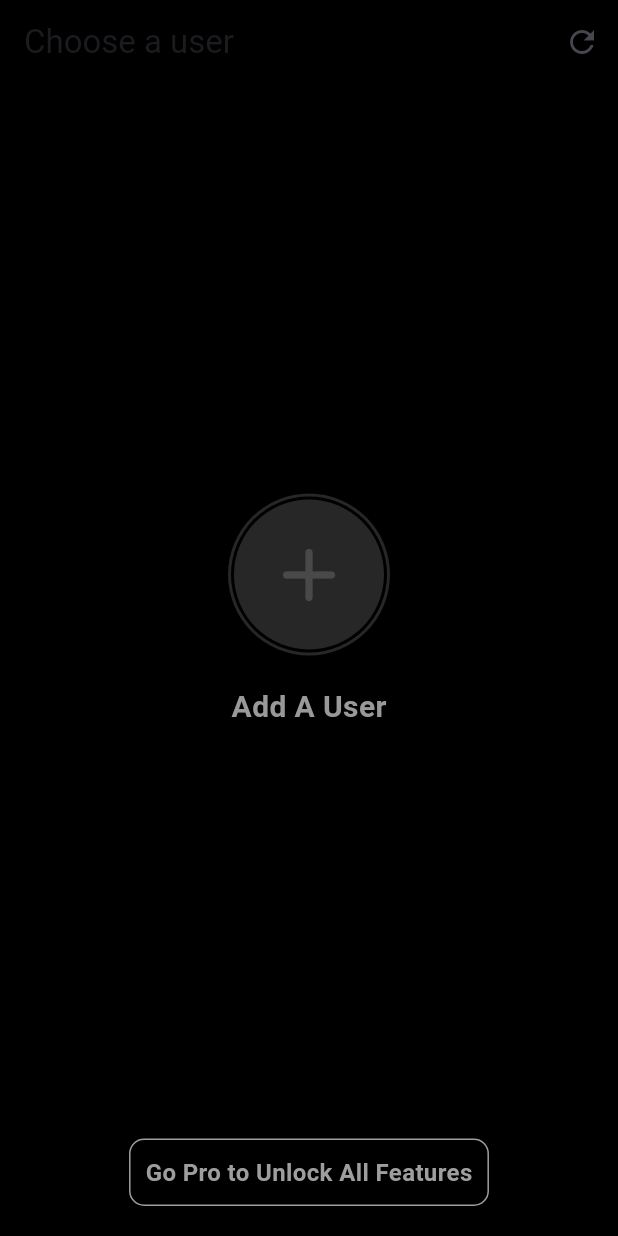
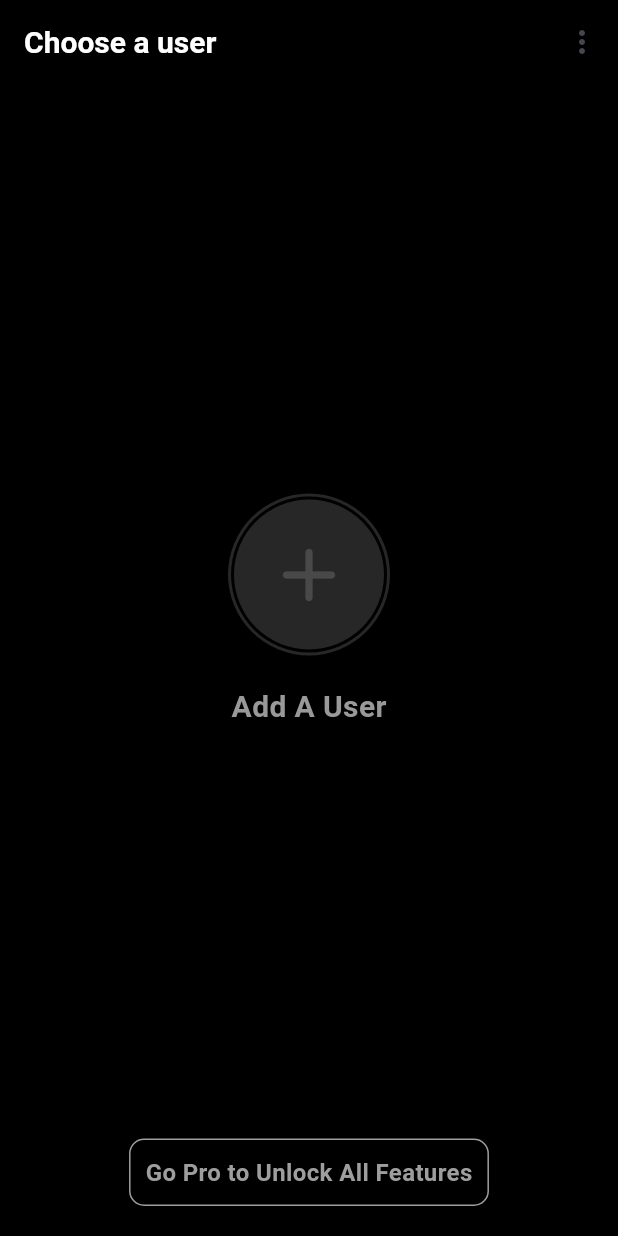
Before and after one commit to Morne-le-Roux/placeholder_app, a Flutter app: the ChooseUser screen opened directly, after a tap on "Contact Support", on a phone screen of 412 x 824 dp. Run offline on Flutter 3.47's test engine with Material 3 defaults, Android fonts, the phone set to English and light mode, and no system bars; drawn by our look-alikes of sentry_flutter; our stand-ins replace equatable, flutter_bloc, flutter_dotenv, flutter_secure_storage, flutter_slidable, gap and 2 more; missing offline and left inert: purchases_flutter; accounts and stored records are empty; network calls fail.

Commit message:
Update dependencies in pubspec.lock and pubspec.yaml; enhance snack function to handle error messages and support contact functionality

```diff
--- /dev/null
+++ b/lib/core/usecases/contact_support.dart
@@ -0,0 +1,6 @@
+import 'package:url_launcher/url_launcher.dart';
+
+void contactSupport(String message) {
+   launchUrl(Uri.parse(
+      "mailto:placeholder-support@disnetdev.co.za?subject=Support Request&body=Hi!\nI am getting this following error: \n\n\n $message"));
+}
--- a/lib/core/usecases/snack.dart
+++ b/lib/core/usecases/snack.dart
@@ -1,10 +1,10 @@
 import 'package:flutter/material.dart';
 import 'package:gap/gap.dart';
 import 'package:placeholder/core/constants/constants.dart';
+import 'package:placeholder/core/usecases/contact_support.dart';
 import 'package:placeholder/core/usecases/nav.dart';
-import 'package:url_launcher/url_launcher.dart';
 
-void snack(context, String message) {
+void snack(context, String message, {bool isError = true}) {
   showDialog(
       barrierColor: Colors.black.withOpacity(0.5),
       barrierDismissible: true,
@@ -26,11 +26,14 @@ void snack(context, String message) {
                 child: Column(
                   mainAxisSize: MainAxisSize.min,
                   children: [
+                    if (isError)
                     Text(
                       "Something went wrong",
                       style: Constants.textStyles.title2,
                     ),
+                    if (isError)
                     Gap(10),
+                    if (isError)
                     Text(
                         """We've logged this error and the let the developers know.
 
@@ -43,13 +46,16 @@ If this is not the first time you are getting this error, please contact support
                     Text(
                       message,
                       textAlign: TextAlign.center,
-                      style: TextStyle(
-                          color: Colors.white, fontStyle: FontStyle.italic),
+                      style: isError ? TextStyle(
+                          color: Colors.white, fontStyle: FontStyle.italic) : TextStyle(
+                          color: Colors.white, fontStyle: FontStyle.italic, fontSize: 18),
                       maxLines: 4,
                     ),
+
                     Row(
                       mainAxisAlignment: MainAxisAlignment.spaceBetween,
                       children: [
+                        if (isError)
                         TextButton(
                             style: ButtonStyle(
                                 padding:
@@ -57,8 +63,7 @@ If this is not the first time you are getting this error, please contact support
                             onPressed: () {
                               Nav.pop(context);
                               // ignore: deprecated_member_use
-                              launchUrl(Uri.parse(
-                                  "mailto:placeholder-support@disnetdev.co.za?subject=Support Request&body=Hi!\nI am getting this following error: \n\n\n $message"));
+                              contactSupport(message);
                             },
                             child: Text("Contact Support")),
                         TextButton(
--- a/lib/features/auth/cubit/auth_cubit.dart
+++ b/lib/features/auth/cubit/auth_cubit.dart
@@ -1,8 +1,8 @@
 import 'package:equatable/equatable.dart';
 import 'package:flutter_bloc/flutter_bloc.dart';
-import 'package:flutter_dotenv/flutter_dotenv.dart';
 import 'package:placeholder/main.dart';
 import 'package:purchases_flutter/purchases_flutter.dart';
+import 'package:uuid/uuid.dart';
 
 import '../models/p_h_user.dart';
 
@@ -64,6 +64,7 @@ class AuthCubit extends Cubit<AuthState> {
   }
 
   Future<void> checkSub() async {
+    await Purchases.logIn(pb.authStore.record?.id ?? Uuid().v4());
     final CustomerInfo customerInfo = await Purchases.getCustomerInfo();
 
     final bool isPro = customerInfo.activeSubscriptions.isNotEmpty;
--- a/lib/features/auth/views/choose_user.dart
+++ b/lib/features/auth/views/choose_user.dart
@@ -3,19 +3,18 @@ import 'dart:developer';
 import 'package:flutter/material.dart';
 import 'package:flutter_bloc/flutter_bloc.dart';
 import 'package:placeholder/core/constants/constants.dart';
+import 'package:placeholder/core/usecases/contact_support.dart';
 import 'package:placeholder/core/widgets/loaders/main_loader.dart';
 import 'package:placeholder/features/auth/cubit/auth_cubit.dart';
 import 'package:placeholder/features/auth/models/p_h_user.dart';
 import 'package:placeholder/features/auth/usecases/can_create_user.dart';
+import 'package:placeholder/features/auth/views/login.dart';
 import 'package:placeholder/features/auth/widgets/user_selector.dart';
 import 'package:placeholder/features/home/views/dashboard.dart';
 import 'package:placeholder/core/usecases/nav.dart';
 import 'package:placeholder/core/usecases/snack.dart';
 import 'package:placeholder/features/payment/views/paywall.dart';
-import 'package:purchases_flutter/purchases_flutter.dart';
-import 'package:uuid/uuid.dart';
 
-import '../../../main.dart';
 import '../usecases/create_new_user.dart';
 
 class ChooseUser extends StatefulWidget {
@@ -48,7 +47,6 @@ class _ChooseUserState extends State<ChooseUser> {
     try {
       setState(() => loadingUsers = true);
       phUsers = await authCubit.fetchUsers();
-      await Purchases.logIn(pb.authStore.record?.id ?? Uuid().v4());
       await authCubit.checkSub();
     } catch (e) {
       snack(context, e.toString());
@@ -62,18 +60,38 @@ class _ChooseUserState extends State<ChooseUser> {
   Widget build(BuildContext context) {
     return Scaffold(
       appBar: AppBar(
-        title: Text("Choose a user"),
+        title: Text("Choose a user", style: Constants.textStyles.title2),
         actions: [
-          IconButton(
-              onPressed: () {
-                init();
+          PopupMenuButton(
+            color: const Color.fromARGB(255, 26, 26, 26),
+            onSelected: (value) {
+              if (value == "contact") {
+                contactSupport("");
+              } else if (value == "logOut") {
+                Nav.pushAndPop(context, Login());
+              }
             },
-              icon: Icon(Icons.refresh))
+            itemBuilder:
+                (context) => [
+                  PopupMenuItem(
+                    value: "contact",
+                    child: Text(
+                      "Contact Support",
+                      style: Constants.textStyles.title3,
+                    ),
+                  ),
+                  PopupMenuItem(
+                    value: "logOut",
+                    child: Text("Log Out", style: Constants.textStyles.title3),
+                  ),
+                ],
+          ),
         ],
       ),
       body: SafeArea(
         child: Center(
-          child: loadingUsers
+          child:
+              loadingUsers
                   ? MainLoader()
                   : Padding(
                     padding: EdgeInsets.all(20),
@@ -94,15 +112,17 @@ class _ChooseUserState extends State<ChooseUser> {
                                     Nav.push(context, Dashboard());
                                   }
                                 },
-                              onDelete: () =>
-                                  setState(() => phUsers.remove(phu)),
+                                onDelete:
+                                    () => setState(() => phUsers.remove(phu)),
                               ),
                             ),
                             UserSelector(
                               onDelete: () {},
                               onTap: () async {
-                              bool canCreateNewUser = canCreateUser(context,
-                                  currentUserCount: phUsers.length);
+                                bool canCreateNewUser = canCreateUser(
+                                  context,
+                                  currentUserCount: phUsers.length,
+                                );
                                 if (canCreateNewUser) {
                                   await createNewUser(context);
                                 }
@@ -141,7 +161,7 @@ class _ChooseUserState extends State<ChooseUser> {
                               ),
                             );
                           },
-                      )
+                        ),
                       ],
                     ),
                   ),
--- a/lib/features/auth/widgets/user_selector.dart
+++ b/lib/features/auth/widgets/user_selector.dart
@@ -72,7 +72,7 @@ class _UserSelectorState extends State<UserSelector> {
         ),
         AnimatedContainer(
           height: showDeleteIcon && widget.user != null ? 30 : 0,
-          duration: Duration(milliseconds: 200),
+          duration: Duration(milliseconds: 100),
           curve: Curves.easeInOut,
           child: FittedBox(
             child: loadingDelete
--- a/pubspec.yaml
+++ b/pubspec.yaml
@@ -1,10 +1,10 @@
 name: placeholder
 description: "A new Flutter project."
 publish_to: "none"
-version: 0.6.2+21
+version: 0.7.0+22
 
 environment:
-  sdk: ^3.6.0
+  sdk: ^3.7.2
 
 dependencies:
   collection: ^1.19.0
```
Also changed, not shown: lib/features/auth/views/login.dart (+17 -2 lines), lib/features/home/views/dashboard.dart (+50 -9 lines), lib/features/home/widgets/user_list.dart (+45 -18 lines), lib/features/payment/views/paywall.dart (+11 -4 lines), lib/main.dart (+14 -5 lines), pubspec.lock, 250 other files. Lines whose indentation alone changed are shown as unchanged.
